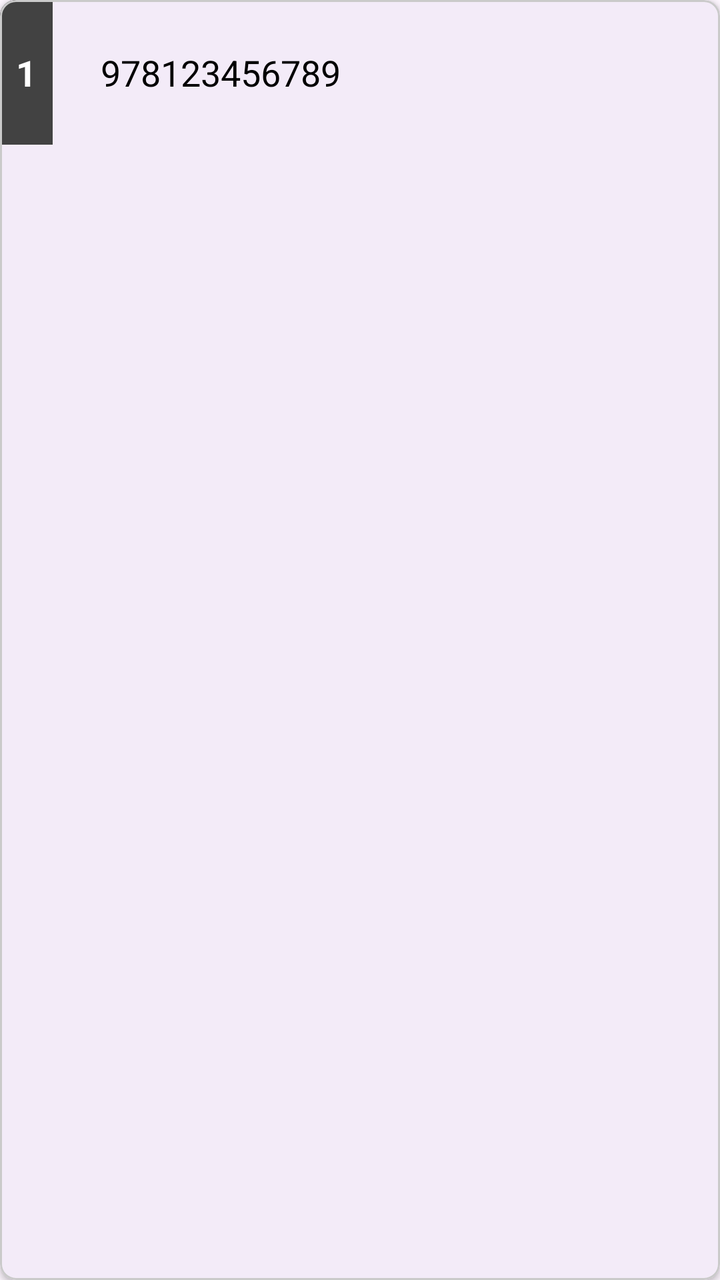
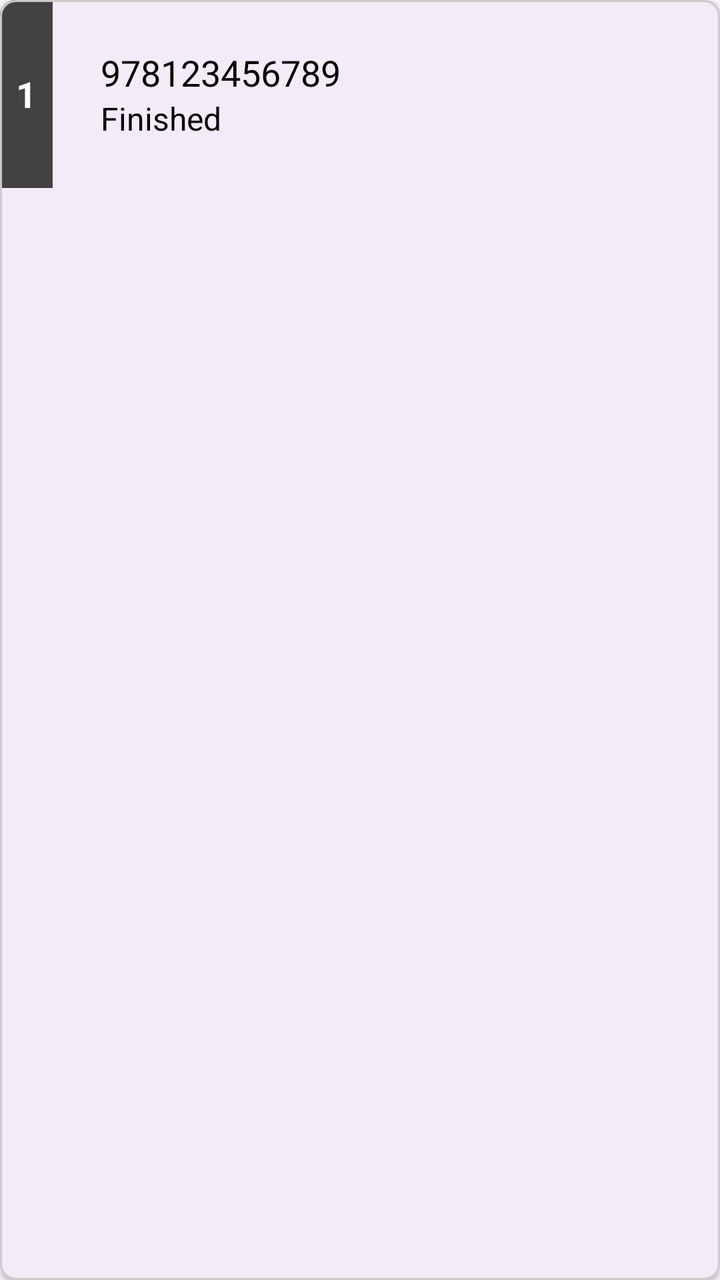

Screens rendered from an Android XML layout before and after an edit, with the pre-edit source and the edit as a unified diff.
<!-- AndroidManifest.xml: application theme Theme.BuswayApp -->
<!-- res/layout/review_item_container.xml -->
<?xml version="1.0" encoding="utf-8"?>
<com.google.android.material.card.MaterialCardView xmlns:android="http://schemas.android.com/apk/res/android"
    xmlns:app="http://schemas.android.com/apk/res-auto"
    xmlns:tools="http://schemas.android.com/tools"
    android:id="@+id/itemCodeCardView"
    android:layout_width="match_parent"
    android:layout_height="wrap_content"
    android:layout_margin="8dp"
    app:strokeColor="@color/gray"
    app:cardCornerRadius="8dp"
    app:cardElevation="2dp">

    <LinearLayout
        android:layout_width="match_parent"
        android:layout_height="wrap_content"
        android:orientation="horizontal"
        tools:ignore="UseCompoundDrawables">

        <TextView
            android:id="@+id/cardOrder"
            android:layout_width="wrap_content"
            android:layout_height="match_parent"
            android:text="1"
            android:gravity="center_vertical"
            android:textSize="18sp"
            android:textStyle="bold"
            android:padding="8dp"
            android:textColor="@color/white"
            android:background="#424242"/>

        <TextView
            android:id="@+id/itemCodeTextView"
            android:layout_width="0dp"
            android:layout_weight="1"
            android:layout_height="wrap_content"
            android:gravity="center_vertical"
            android:padding="24dp"
            android:text="978123456789"
            android:textColor="@color/black"
            android:textSize="18sp" />

        <ImageView
            android:id="@+id/removeItemIcon"
            android:layout_width="32dp"
            android:layout_height="32dp"
            android:layout_gravity="center"
            android:layout_marginEnd="16dp"
            android:textColor="@color/black"
            android:src="@drawable/icon_remove"
            android:visibility="gone"/>

    </LinearLayout>

</com.google.android.material.card.MaterialCardView>
<!-- resources referenced by this layout -->
<resources>
  <color name="black">#FF000000</color>
  <color name="gray">#CACACA</color>
  <color name="white">#FFFFFFFF</color>
  <!-- drawable icon_remove (drawable) -->
  <vector android:height="24dp" android:tint="#EA1F1F"
      android:viewportHeight="24" android:viewportWidth="24"
      android:width="24dp" xmlns:android="http://schemas.android.com/apk/res/android">
      <path android:fillColor="@android:color/white" android:pathData="M18,13H6c-0.55,0 -1,-0.45 -1,-1s0.45,-1 1,-1h12c0.55,0 1,0.45 1,1s-0.45,1 -1,1z"/>
  </vector>
  <style name="Theme.BuswayApp" parent="Base.Theme.BuswayApp" />
  <style name="Base.Theme.BuswayApp" parent="Theme.Material3.DayNight.NoActionBar">
          
          
      </style>
</resources>

<!-- the commit's change to res/layout/review_item_container.xml (unified diff, before → after) -->
@@ -28,16 +28,30 @@
             android:textColor="@color/white"
             android:background="#424242"/>
 
-        <TextView
-            android:id="@+id/itemCodeTextView"
+        <LinearLayout
             android:layout_width="0dp"
+            android:layout_height="wrap_content"
             android:layout_weight="1"
-            android:layout_height="wrap_content"
+            android:padding="24dp"
             android:gravity="center_vertical"
-            android:padding="24dp"
-            android:text="978123456789"
-            android:textColor="@color/black"
-            android:textSize="18sp" />
+            android:orientation="vertical">
+
+            <TextView
+                android:id="@+id/itemCodeTextView"
+                android:layout_width="wrap_content"
+                android:layout_height="wrap_content"
+                android:text="978123456789"
+                android:textColor="@color/black"
+                android:textSize="18sp" />
+
+            <TextView
+                android:id="@+id/itemTypeTextView"
+                android:layout_width="wrap_content"
+                android:layout_height="wrap_content"
+                android:text="Finished"
+                android:textColor="@color/black"
+                android:textSize="16sp" />
+        </LinearLayout>
 
         <ImageView
             android:id="@+id/removeItemIcon"
